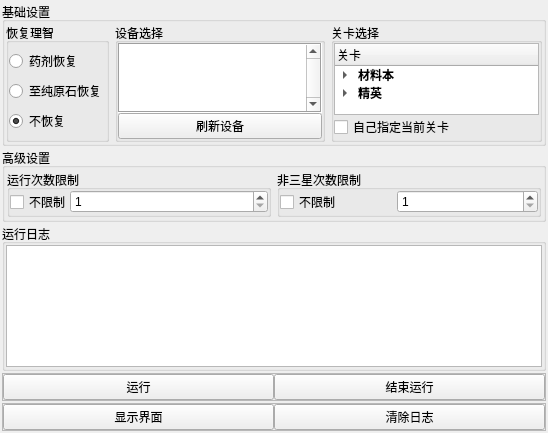
The window that UI/tab.ui (Inull-Studio/AutoArknights) describes before a commit, drawn with Qt 5.
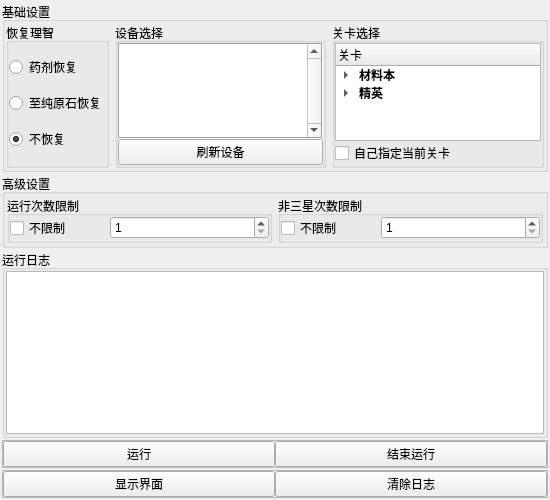
The same window after the commit.

The edit to the form file:
```diff
--- a/UI/tab.ui
+++ b/UI/tab.ui
@@ -6,8 +6,8 @@
    <rect>
     <x>0</x>
     <y>0</y>
-    <width>548</width>
-    <height>433</height>
+    <width>550</width>
+    <height>500</height>
    </rect>
   </property>
   <property name="windowTitle">
@@ -653,7 +653,7 @@
           <widget class="QCheckBox" name="buxianzhi">
            <property name="maximumSize">
             <size>
-             <width>60</width>
+             <width>100</width>
              <height>16777215</height>
             </size>
            </property>
@@ -700,7 +700,7 @@
           <widget class="QCheckBox" name="checkThree">
            <property name="maximumSize">
             <size>
-             <width>117</width>
+             <width>100</width>
              <height>16777215</height>
             </size>
            </property>
```
